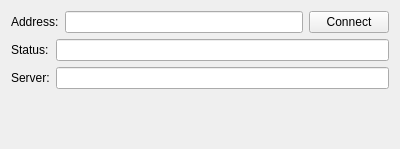
Before: the Qt Designer form src/io/ioexternalbus.ui in mortbopet/Ripes, drawn with Qt 5.
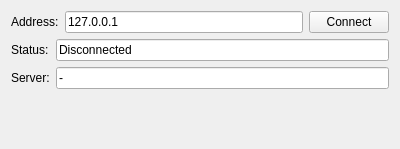
After: the same form once the commit is applied.

The edit to the form file:
```diff
--- a/src/io/ioexternalbus.ui
+++ b/src/io/ioexternalbus.ui
@@ -26,7 +26,11 @@
         </widget>
        </item>
        <item>
-        <widget class="QLineEdit" name="address"/>
+        <widget class="QLineEdit" name="address">
+         <property name="text">
+          <string>127.0.0.1</string>
+         </property>
+        </widget> 
        </item>
        <item>
         <widget class="QPushButton" name="connectButton">
@@ -56,7 +60,10 @@
        <item row="0" column="1">
         <widget class="QLineEdit" name="status">
          <property name="readOnly">
-          <bool>true</bool>
+          <bool>true</bool> 
+         </property>
+         <property name="text">
+          <string>Disconnected</string>
          </property>
         </widget>
        </item>
@@ -65,6 +72,9 @@
          <property name="readOnly">
           <bool>true</bool>
          </property>
+         <property name="text">
+          <string>-</string>
+         </property>
         </widget>
        </item>
       </layout>
```
